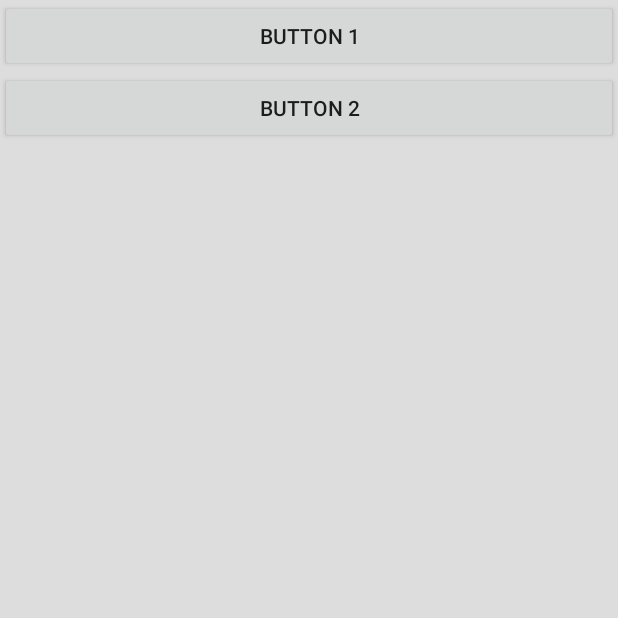
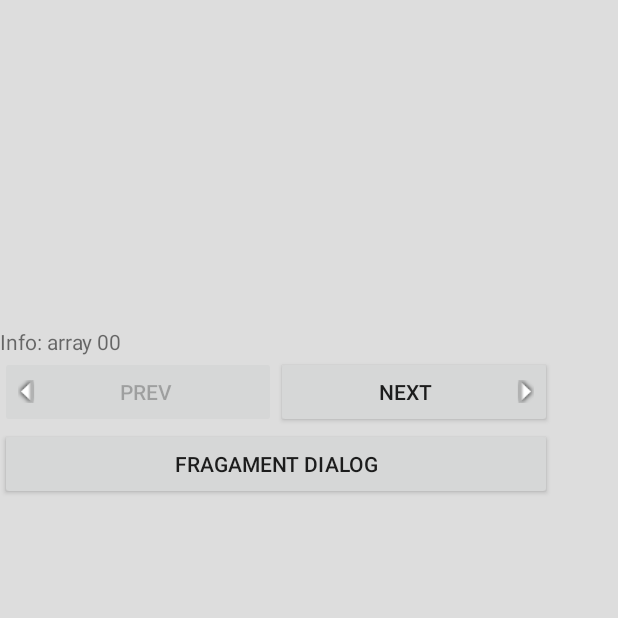
Before and after one commit to princeofdream/android_demo, an Android app: the screen it shows after launch (MainActivity), on a phone screen of 412 x 824 dp, the top half of it. Run offline under Robolectric (Android 15) with nearby library versions, the phone set to English and light mode, and no system bars.

Commit message:
Add drawable and info array

```diff
--- a/app/src/main/AndroidManifest.xml
+++ b/app/src/main/AndroidManifest.xml
@@ -4,7 +4,7 @@
 
     <application
         android:allowBackup="true"
-        android:icon="@mipmap/ic_launcher"
+        android:icon="@drawable/book"
         android:label="@string/app_name"
         android:supportsRtl="true"
         android:theme="@style/AppTheme.TransparentBG"
--- /dev/null
+++ b/app/src/main/java/com/bookcl/empty/InfoArray.java
@@ -0,0 +1,34 @@
+package com.bookcl.empty;
+
+/**
+ * Created by lijin on 2017/6/6.
+ */
+
+public class InfoArray {
+    private int mTextRes;
+    private boolean mResult;
+
+    public InfoArray(int InfoTextRes, boolean Ret) {
+        mTextRes = InfoTextRes;
+        mResult = Ret;
+    }
+
+    public int getInfo() {
+        return mTextRes;
+    }
+
+    public void setInfo(int InfoTextRes ) {
+        mTextRes = InfoTextRes;
+        return;
+    }
+
+    public boolean getResult() {
+        return mResult;
+    }
+
+    public void setResult(boolean Ret) {
+        mResult = Ret;
+        return;
+    }
+
+}
--- a/app/src/main/java/com/bookcl/empty/MainActivity.java
+++ b/app/src/main/java/com/bookcl/empty/MainActivity.java
@@ -18,13 +18,26 @@ import android.widget.TextView;
 
 
 public class MainActivity extends AppCompatActivity {
-    int mStackLevel=0;
+    private int mStackLevel=0;
+    private int minfocount=0;
+    String TAG = "[JamesL]-Main";
+
+    InfoArray[] mInfoAray = new InfoArray[] {
+            new InfoArray(R.string.info_00, true),
+            new InfoArray(R.string.info_01, true),
+            new InfoArray(R.string.info_02, true),
+            new InfoArray(R.string.info_03, true),
+            new InfoArray(R.string.info_04, true),
+            new InfoArray(R.string.info_05, true),
+            new InfoArray(R.string.info_06, true),
+            new InfoArray(R.string.info_07, true)
+    };
 
     @Override
     protected void onCreate(Bundle savedInstanceState) {
         super.onCreate(savedInstanceState);
         setContentView(R.layout.activity_main);
-        Log.d("JamesL","onCreate");
+        Log.d(TAG,"onCreate");
 
     }
 
@@ -32,29 +45,79 @@ public class MainActivity extends AppCompatActivity {
     @Override
     protected void onResume() {
         super.onResume();
-        Log.d("JamesL","onResume");
+        Log.d(TAG,"onResume");
+
+        final Button m_prev_bt = (Button) this.findViewById(R.id.main_prev);
+        final Button m_next_bt = (Button) this.findViewById(R.id.main_next);
+
+        final TextView mTxInfo = (TextView) findViewById(R.id.txinfo);
+
+        if(minfocount == 0)
+            m_prev_bt.setEnabled(false);
+
+        mTxInfo.setText(mInfoAray[minfocount].getInfo());
+
+        mTxInfo.setOnClickListener(new View.OnClickListener(){
+            @Override
+            public void onClick(View v) {
+                minfocount++;
+                if(minfocount == 7 )
+                    m_next_bt.setEnabled(false);
+                else if( minfocount > 0)
+                    m_prev_bt.setEnabled(true);
+
+                if (minfocount > 7) {
+                    minfocount = 7;
+                    return;
+                }
+
+                mTxInfo.setText(mInfoAray[minfocount].getInfo());
+                Log.d(TAG,"click text!");
+            }
+        });
+
+        m_prev_bt.setOnClickListener(new View.OnClickListener() {
+            @Override
+            public void onClick(View v) {
+                minfocount--;
+                if(minfocount == 0)
+                    m_prev_bt.setEnabled(false);
+                else if( minfocount< 7)
+                    m_next_bt.setEnabled(true);
+                mTxInfo.setText(mInfoAray[minfocount].getInfo());
+                Log.d(TAG,"click prev button!");
+            }
+        });
+
+
+        if(minfocount == 7 )
+            m_next_bt.setEnabled(false);
+        m_next_bt.setOnClickListener(new View.OnClickListener() {
+            @Override
+            public void onClick(View v) {
+                minfocount++;
+                if(minfocount == 7 )
+                    m_next_bt.setEnabled(false);
+                else if( minfocount > 0)
+                    m_prev_bt.setEnabled(true);
+                mTxInfo.setText(mInfoAray[minfocount].getInfo());
+                Log.d(TAG,"click next button!");
+            }
+        });
+
+
 
         Button frag_gd_man_bt = (Button) this.findViewById(R.id.gd_main_bt);
         frag_gd_man_bt.setOnClickListener(new View.OnClickListener() {
             @Override
             public void onClick(View v) {
-                Log.d("JamesL", "--------------> 001 ");
+                showDialog();
             }
         });
 
 
-        Button frag_gd_man_bt2 = (Button) this.findViewById(R.id.gd_main_bt2);
-        frag_gd_man_bt2.setOnClickListener(new View.OnClickListener() {
-            @Override
-            public void onClick(View v) {
-                Log.d("JamesL", "--------------> 002 ");
-                showDialog();
-            }
-        });
+    }
 
-        Log.d("JamesL", "--------------> 004 ");
-
-    }
 
     void showDialog() {
         mStackLevel++;
@@ -64,18 +127,11 @@ public class MainActivity extends AppCompatActivity {
         // dialog, so make our own transaction and take care of that here.
         FragmentTransaction ft = getFragmentManager().beginTransaction();
 
-        /*
-        Fragment prev = getFragmentManager().findFragmentByTag("f_layout");
-        if (prev != null) {
-            ft.remove(prev);
-        }
-        ft.addToBackStack(null);
-        */
-
         // Create and show the dialog.
         DialogFragment newFragment = Dlg_Frgm_Main.newInstance(mStackLevel);
         newFragment.show(ft, "f_layout");
     }
 
 
+
 }
--- a/app/src/main/res/layout/activity_main.xml
+++ b/app/src/main/res/layout/activity_main.xml
@@ -6,64 +6,52 @@
     android:id="@+id/activity_main"
     android:layout_width="match_parent"
     android:layout_height="match_parent"
-    tools:context="com.bookcl.empty.MainActivity">
+    tools:context="com.bookcl.empty.MainActivity"
+    >
 
     <LinearLayout
         android:orientation="vertical"
-        android:layout_width="match_parent"
-        android:layout_height="match_parent"
+        android:layout_width="368dp"
+        android:layout_height="551dp"
+        android:gravity="center"
         tools:layout_editor_absoluteY="8dp"
-        tools:layout_editor_absoluteX="8dp">
+        tools:layout_editor_absoluteX="8dp"
+        android:weightSum="1">
+
+        <TextView
+            android:id="@+id/txinfo"
+            android:layout_width="match_parent"
+            android:layout_height="wrap_content"
+            android:text="@string/info"/>
+
+        <LinearLayout
+            android:layout_width="match_parent"
+            android:layout_height="wrap_content"
+            android:orientation="horizontal">
+
+            <Button
+                android:id="@+id/main_prev"
+                android:layout_width="wrap_content"
+                android:layout_height="wrap_content"
+                android:layout_weight="1"
+                android:drawableLeft="@mipmap/arrow_left"
+                android:text="@string/prev"
+                />
+
+            <Button
+                android:id="@+id/main_next"
+                android:layout_width="wrap_content"
+                android:layout_height="wrap_content"
+                android:layout_weight="1"
+                android:drawableRight="@mipmap/arrow_right"
+                android:text="@string/next"/>
+        </LinearLayout>
 
         <Button
-            android:text="Button 1"
+            android:id="@+id/gd_main_bt"
             android:layout_width="match_parent"
             android:layout_height="wrap_content"
-            android:id="@+id/gd_main_bt"
-            />
-
-        <!--<android.support.v4.view.ViewPager
-            android:id="@+id/container"
-            android:layout_width="match_parent"
-            android:layout_height="match_parent"
-            />-->
-        <!--<fragment
-            android:layout_width="match_parent"
-            android:layout_height="wrap_content"
-            android:name="com.bookcl.empty.gd_main"
-            android:id="@+id/fg_gd_main"
-            />-->
-
-        <Button
-            android:text="Button 2"
-            android:layout_width="match_parent"
-            android:layout_height="wrap_content"
-            android:id="@+id/gd_main_bt2"
-            />
-
-        <FrameLayout
-            android:name="com.bookcl.empty.fragment_gd_main"
-            android:id="@+id/f_layout"
-            android:layout_width="match_parent"
-            android:layout_height="match_parent" >
-
-            <!--<Button
-                android:text="Button3"
-                android:layout_width="match_parent"
-                android:layout_height="wrap_content"
-                android:id="@+id/gd_main_bt3"
-                />
-
-            <TextView
-                android:text="TextView"
-                android:layout_width="match_parent"
-                android:layout_height="wrap_content"
-                android:id="@+id/textView3"/>-->
-
-        </FrameLayout>
-
-
-
+            android:text="@string/frmg_dialog"/>
 
     </LinearLayout>
 </android.support.constraint.ConstraintLayout>
--- a/app/src/main/res/values/strings.xml
+++ b/app/src/main/res/values/strings.xml
@@ -1,3 +1,15 @@
 <resources>
     <string name="app_name">empty</string>
+    <string name="info">Info:</string>
+    <string name="next">Next</string>
+    <string name="prev">Prev</string>
+    <string name="info_00">Info: array 00</string>
+    <string name="info_01">Info: array 01</string>
+    <string name="info_02">Info: array 02</string>
+    <string name="info_03">Info: array 03</string>
+    <string name="info_04">Info: array 04</string>
+    <string name="info_05">Info: array 05</string>
+    <string name="info_06">Info: array 06</string>
+    <string name="info_07">Info: array 07</string>
+    <string name="frmg_dialog">Fragament Dialog</string>
 </resources>
```
Also changed, not shown: app/src/main/res/drawable/book.png (added), app/src/main/res/drawable/rilakkuma_xmas_new_year.png (added), app/src/main/res/mipmap-xhdpi/arrow_left.png (added), app/src/main/res/mipmap-xhdpi/arrow_right.png (added).
